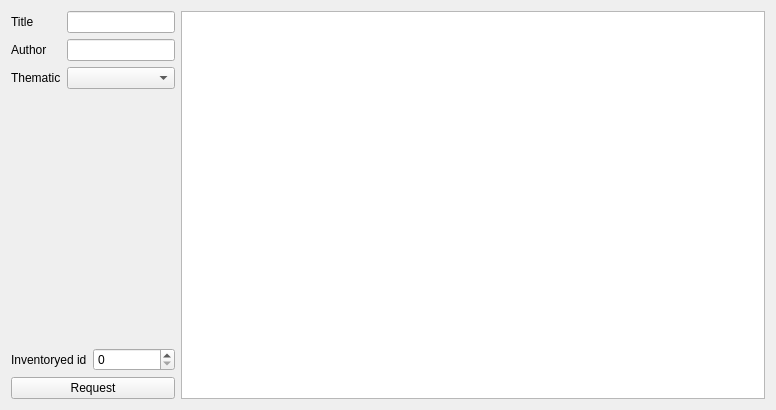
This is readermode.ui in neshchereto/Library_management as Qt 5 draws it before an edit. The edited form follows.
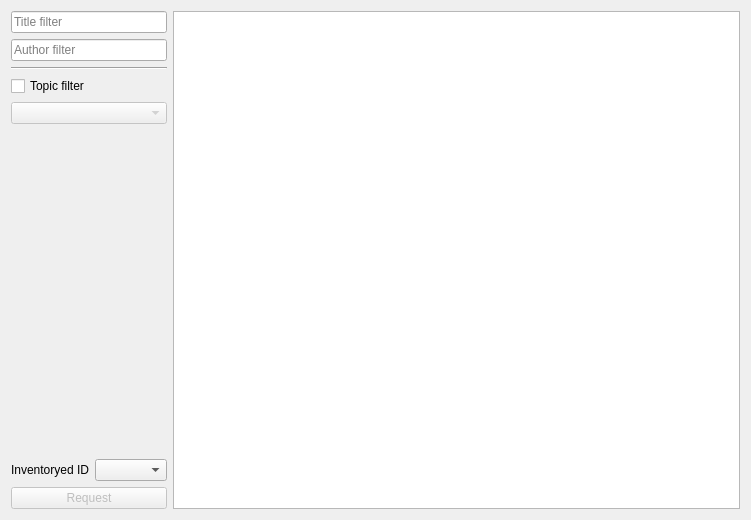
This is the edited form.

Commit message: ReaderMode (filters added, request activated)

Patch:
```diff
--- a/readermode.ui
+++ b/readermode.ui
@@ -6,100 +6,83 @@
    <rect>
     <x>0</x>
     <y>0</y>
-    <width>776</width>
-    <height>410</height>
+    <width>751</width>
+    <height>520</height>
    </rect>
   </property>
   <property name="windowTitle">
    <string>Reader menu</string>
   </property>
-  <layout class="QHBoxLayout" name="horizontalLayout">
+  <layout class="QHBoxLayout" name="horizontalLayout_2">
    <item>
     <layout class="QVBoxLayout" name="verticalLayout">
      <item>
-      <layout class="QFormLayout" name="formLayout">
-       <item row="0" column="0">
-        <widget class="QLabel" name="label">
-         <property name="sizePolicy">
-          <sizepolicy hsizetype="Minimum" vsizetype="Preferred">
-           <horstretch>0</horstretch>
-           <verstretch>0</verstretch>
-          </sizepolicy>
-         </property>
-         <property name="text">
-          <string>Title</string>
-         </property>
-         <property name="alignment">
-          <set>Qt::AlignLeading|Qt::AlignLeft|Qt::AlignVCenter</set>
-         </property>
-        </widget>
-       </item>
-       <item row="0" column="1">
         <widget class="QLineEdit" name="titleLineEdit">
          <property name="sizePolicy">
-          <sizepolicy hsizetype="Minimum" vsizetype="Fixed">
+        <sizepolicy hsizetype="Preferred" vsizetype="Fixed">
            <horstretch>0</horstretch>
            <verstretch>0</verstretch>
           </sizepolicy>
          </property>
-        </widget>
-       </item>
-       <item row="1" column="0">
-        <widget class="QLabel" name="label_2">
-         <property name="sizePolicy">
-          <sizepolicy hsizetype="Minimum" vsizetype="Preferred">
-           <horstretch>0</horstretch>
-           <verstretch>0</verstretch>
-          </sizepolicy>
-         </property>
-         <property name="text">
-          <string>Author</string>
-         </property>
-         <property name="alignment">
-          <set>Qt::AlignLeading|Qt::AlignLeft|Qt::AlignVCenter</set>
-         </property>
-        </widget>
-       </item>
-       <item row="1" column="1">
+       <property name="placeholderText">
+        <string>Title filter</string>
+       </property>
+      </widget>
+     </item>
+     <item>
         <widget class="QLineEdit" name="authorLineEdit">
          <property name="sizePolicy">
-          <sizepolicy hsizetype="Minimum" vsizetype="Fixed">
+        <sizepolicy hsizetype="Preferred" vsizetype="Fixed">
            <horstretch>0</horstretch>
            <verstretch>0</verstretch>
           </sizepolicy>
          </property>
-        </widget>
-       </item>
-       <item row="2" column="0">
-        <widget class="QLabel" name="label_3">
+       <property name="placeholderText">
+        <string>Author filter</string>
+       </property>
+      </widget>
+     </item>
+     <item>
+      <widget class="Line" name="line">
+       <property name="orientation">
+        <enum>Qt::Horizontal</enum>
+       </property>
+      </widget>
+     </item>
+     <item>
+      <widget class="QCheckBox" name="checkBox">
          <property name="sizePolicy">
-          <sizepolicy hsizetype="Minimum" vsizetype="Preferred">
+        <sizepolicy hsizetype="Preferred" vsizetype="Fixed">
            <horstretch>0</horstretch>
            <verstretch>0</verstretch>
           </sizepolicy>
          </property>
          <property name="text">
-          <string>Thematic</string>
-         </property>
-         <property name="alignment">
-          <set>Qt::AlignLeading|Qt::AlignLeft|Qt::AlignVCenter</set>
+        <string>Topic filter</string>
          </property>
         </widget>
        </item>
-       <item row="2" column="1">
-        <widget class="QComboBox" name="thematicComboBox">
+     <item>
+      <widget class="QComboBox" name="topicComboBox">
+       <property name="enabled">
+        <bool>false</bool>
+       </property>
          <property name="sizePolicy">
-          <sizepolicy hsizetype="Minimum" vsizetype="Fixed">
+        <sizepolicy hsizetype="Preferred" vsizetype="Fixed">
            <horstretch>0</horstretch>
            <verstretch>0</verstretch>
           </sizepolicy>
          </property>
         </widget>
-       </item>
-      </layout>
      </item>
      <item>
       <spacer name="verticalSpacer">
+       <property name="sizePolicy">
+        <sizepolicy hsizetype="Preferred" vsizetype="MinimumExpanding">
+         <horstretch>0</horstretch>
+         <verstretch>0</verstretch>
+        </sizepolicy>
+       </property>
        <property name="orientation">
         <enum>Qt::Vertical</enum>
        </property>
@@ -115,36 +98,32 @@
       </spacer>
      </item>
      <item>
-      <layout class="QFormLayout" name="formLayout_2">
-       <item row="0" column="0">
-        <widget class="QLabel" name="label_4">
+      <layout class="QHBoxLayout" name="horizontalLayout">
+       <item>
+        <widget class="QLabel" name="label">
          <property name="sizePolicy">
-          <sizepolicy hsizetype="Minimum" vsizetype="Preferred">
+          <sizepolicy hsizetype="Preferred" vsizetype="Preferred">
            <horstretch>0</horstretch>
            <verstretch>0</verstretch>
           </sizepolicy>
          </property>
          <property name="text">
-          <string>Inventoryed id</string>
+          <string>Inventoryed ID</string>
          </property>
         </widget>
        </item>
-       <item row="0" column="1">
-        <widget class="QSpinBox" name="idSpinBox">
-         <property name="sizePolicy">
-          <sizepolicy hsizetype="Minimum" vsizetype="Fixed">
-           <horstretch>0</horstretch>
-           <verstretch>0</verstretch>
-          </sizepolicy>
-         </property>
-        </widget>
+       <item>
+        <widget class="QComboBox" name="idComboBox"/>
        </item>
       </layout>
      </item>
      <item>
       <widget class="QPushButton" name="pushButton">
+       <property name="enabled">
+        <bool>false</bool>
+       </property>
        <property name="sizePolicy">
-        <sizepolicy hsizetype="Minimum" vsizetype="Fixed">
+        <sizepolicy hsizetype="Preferred" vsizetype="Fixed">
          <horstretch>0</horstretch>
          <verstretch>0</verstretch>
         </sizepolicy>
```
Lines whose indentation alone changed are shown as unchanged. The commit also changes 11 other files.
